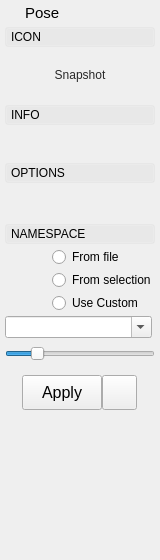
Above: src/studiolibrarymaya/resource/ui/PoseLoadWidget.ui from JeromeEippers/studiolibrary before the change. Below: the same form after it.
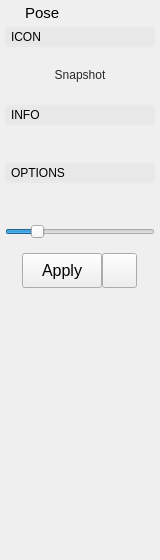
That is the form after the change. Icons and pictures are not drawn.

Commit message: Remove Namespace Options

```diff
--- a/src/studiolibrarymaya/resource/ui/PoseLoadWidget.ui
+++ b/src/studiolibrarymaya/resource/ui/PoseLoadWidget.ui
@@ -636,329 +636,6 @@
      </layout>
     </widget>
    </item>
-   <item>
-    <widget class="QFrame" name="namespaceToggleBox">
-     <property name="styleSheet">
-      <string notr="true"/>
-     </property>
-     <property name="frameShape">
-      <enum>QFrame::NoFrame</enum>
-     </property>
-     <property name="frameShadow">
-      <enum>QFrame::Raised</enum>
-     </property>
-     <layout class="QVBoxLayout" name="verticalLayout_12">
-      <property name="spacing">
-       <number>0</number>
-      </property>
-      <property name="margin">
-       <number>0</number>
-      </property>
-      <item>
-       <widget class="QFrame" name="namespaceToggleBoxHeading">
-        <property name="styleSheet">
-         <string notr="true"/>
-        </property>
-        <property name="frameShape">
-         <enum>QFrame::NoFrame</enum>
-        </property>
-        <property name="frameShadow">
-         <enum>QFrame::Raised</enum>
-        </property>
-        <layout class="QVBoxLayout" name="verticalLayout_13">
-         <property name="spacing">
-          <number>0</number>
-         </property>
-         <property name="margin">
-          <number>0</number>
-         </property>
-         <item>
-          <widget class="QPushButton" name="namespaceToggleBoxButton">
-           <property name="minimumSize">
-            <size>
-             <width>0</width>
-             <height>20</height>
-            </size>
-           </property>
-           <property name="styleSheet">
-            <string notr="true">
-QPushButton {
-	Text-align: left;
-	padding-left: 5px;
-}
-
-QPushButton:Checked {
-	background-color: rgb(255,255,255,25);
-}
-
-QPushButton:!Checked {
-	background-color: rgb(255,255,255,10);
-}</string>
-           </property>
-           <property name="text">
-            <string>NAMESPACE</string>
-           </property>
-           <property name="checkable">
-            <bool>true</bool>
-           </property>
-           <property name="checked">
-            <bool>true</bool>
-           </property>
-           <property name="flat">
-            <bool>true</bool>
-           </property>
-          </widget>
-         </item>
-        </layout>
-       </widget>
-      </item>
-      <item>
-       <widget class="QFrame" name="namespaceToggleBoxFrame">
-        <property name="sizePolicy">
-         <sizepolicy hsizetype="Preferred" vsizetype="Expanding">
-          <horstretch>0</horstretch>
-          <verstretch>0</verstretch>
-         </sizepolicy>
-        </property>
-        <property name="styleSheet">
-         <string notr="true"/>
-        </property>
-        <property name="frameShape">
-         <enum>QFrame::NoFrame</enum>
-        </property>
-        <property name="frameShadow">
-         <enum>QFrame::Raised</enum>
-        </property>
-        <layout class="QVBoxLayout" name="verticalLayout_14">
-         <property name="spacing">
-          <number>3</number>
-         </property>
-         <property name="leftMargin">
-          <number>0</number>
-         </property>
-         <property name="topMargin">
-          <number>3</number>
-         </property>
-         <property name="rightMargin">
-          <number>3</number>
-         </property>
-         <property name="bottomMargin">
-          <number>3</number>
-         </property>
-         <item>
-          <layout class="QHBoxLayout" name="horizontalLayout_5">
-           <property name="spacing">
-            <number>2</number>
-           </property>
-           <property name="leftMargin">
-            <number>0</number>
-           </property>
-           <property name="topMargin">
-            <number>0</number>
-           </property>
-           <item>
-            <widget class="QLabel" name="label_16">
-             <property name="sizePolicy">
-              <sizepolicy hsizetype="Preferred" vsizetype="Preferred">
-               <horstretch>2</horstretch>
-               <verstretch>0</verstretch>
-              </sizepolicy>
-             </property>
-             <property name="minimumSize">
-              <size>
-               <width>40</width>
-               <height>0</height>
-              </size>
-             </property>
-             <property name="maximumSize">
-              <size>
-               <width>16777215</width>
-               <height>16777215</height>
-              </size>
-             </property>
-             <property name="layoutDirection">
-              <enum>Qt::LeftToRight</enum>
-             </property>
-             <property name="text">
-              <string/>
-             </property>
-             <property name="alignment">
-              <set>Qt::AlignRight|Qt::AlignTrailing|Qt::AlignVCenter</set>
-             </property>
-            </widget>
-           </item>
-           <item>
-            <widget class="QRadioButton" name="useFileNamespace">
-             <property name="sizePolicy">
-              <sizepolicy hsizetype="Expanding" vsizetype="Fixed">
-               <horstretch>4</horstretch>
-               <verstretch>0</verstretch>
-              </sizepolicy>
-             </property>
-             <property name="minimumSize">
-              <size>
-               <width>100</width>
-               <height>0</height>
-              </size>
-             </property>
-             <property name="toolTip">
-              <string/>
-             </property>
-             <property name="text">
-              <string>From file</string>
-             </property>
-            </widget>
-           </item>
-          </layout>
-         </item>
-         <item>
-          <layout class="QHBoxLayout" name="horizontalLayout_10">
-           <property name="spacing">
-            <number>2</number>
-           </property>
-           <property name="leftMargin">
-            <number>0</number>
-           </property>
-           <property name="topMargin">
-            <number>0</number>
-           </property>
-           <item>
-            <widget class="QLabel" name="label_17">
-             <property name="sizePolicy">
-              <sizepolicy hsizetype="Preferred" vsizetype="Preferred">
-               <horstretch>2</horstretch>
-               <verstretch>0</verstretch>
-              </sizepolicy>
-             </property>
-             <property name="minimumSize">
-              <size>
-               <width>40</width>
-               <height>0</height>
-              </size>
-             </property>
-             <property name="maximumSize">
-              <size>
-               <width>16777215</width>
-               <height>16777215</height>
-              </size>
-             </property>
-             <property name="layoutDirection">
-              <enum>Qt::LeftToRight</enum>
-             </property>
-             <property name="text">
-              <string/>
-             </property>
-             <property name="alignment">
-              <set>Qt::AlignRight|Qt::AlignTrailing|Qt::AlignVCenter</set>
-             </property>
-            </widget>
-           </item>
-           <item>
-            <widget class="QRadioButton" name="useSelectionNamespace">
-             <property name="sizePolicy">
-              <sizepolicy hsizetype="Expanding" vsizetype="Fixed">
-               <horstretch>4</horstretch>
-               <verstretch>0</verstretch>
-              </sizepolicy>
-             </property>
-             <property name="minimumSize">
-              <size>
-               <width>100</width>
-               <height>0</height>
-              </size>
-             </property>
-             <property name="text">
-              <string>From selection</string>
-             </property>
-            </widget>
-           </item>
-          </layout>
-         </item>
-         <item>
-          <layout class="QHBoxLayout" name="horizontalLayout_12">
-           <property name="spacing">
-            <number>2</number>
-           </property>
-           <property name="leftMargin">
-            <number>0</number>
-           </property>
-           <property name="topMargin">
-            <number>0</number>
-           </property>
-           <item>
-            <widget class="QLabel" name="label_19">
-             <property name="sizePolicy">
-              <sizepolicy hsizetype="Preferred" vsizetype="Preferred">
-               <horstretch>2</horstretch>
-               <verstretch>0</verstretch>
-              </sizepolicy>
-             </property>
-             <property name="minimumSize">
-              <size>
-               <width>40</width>
-               <height>0</height>
-              </size>
-             </property>
-             <property name="maximumSize">
-              <size>
-               <width>16777215</width>
-               <height>16777215</height>
-              </size>
-             </property>
-             <property name="layoutDirection">
-              <enum>Qt::LeftToRight</enum>
-             </property>
-             <property name="text">
-              <string/>
-             </property>
-             <property name="alignment">
-              <set>Qt::AlignRight|Qt::AlignTrailing|Qt::AlignVCenter</set>
-             </property>
-            </widget>
-           </item>
-           <item>
-            <widget class="QRadioButton" name="useCustomNamespace">
-             <property name="sizePolicy">
-              <sizepolicy hsizetype="Expanding" vsizetype="Fixed">
-               <horstretch>4</horstretch>
-               <verstretch>0</verstretch>
-              </sizepolicy>
-             </property>
-             <property name="minimumSize">
-              <size>
-               <width>100</width>
-               <height>0</height>
-              </size>
-             </property>
-             <property name="text">
-              <string>Use Custom</string>
-             </property>
-            </widget>
-           </item>
-          </layout>
-         </item>
-         <item>
-          <widget class="QComboBox" name="namespaceComboBox">
-           <property name="sizePolicy">
-            <sizepolicy hsizetype="Preferred" vsizetype="Preferred">
-             <horstretch>0</horstretch>
-             <verstretch>0</verstretch>
-            </sizepolicy>
-           </property>
-           <property name="editable">
-            <bool>true</bool>
-           </property>
-           <property name="frame">
-            <bool>true</bool>
-           </property>
-          </widget>
-         </item>
-        </layout>
-       </widget>
-      </item>
-     </layout>
-    </widget>
-   </item>
    <item>
     <layout class="QHBoxLayout" name="horizontalLayout_13">
      <property name="leftMargin">
```
The commit also changes 3 other files.
